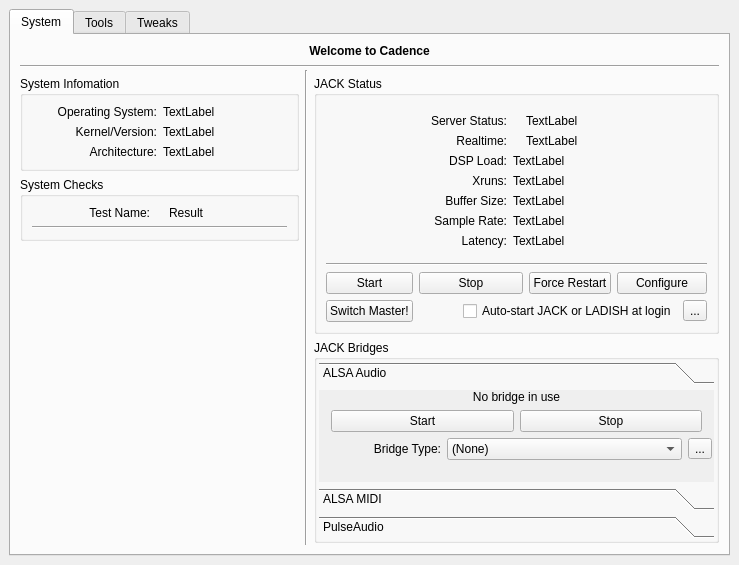
This is resources/ui/cadence.ui in falkTX/Cadence as Qt 5 draws it before an edit. The edited form follows.
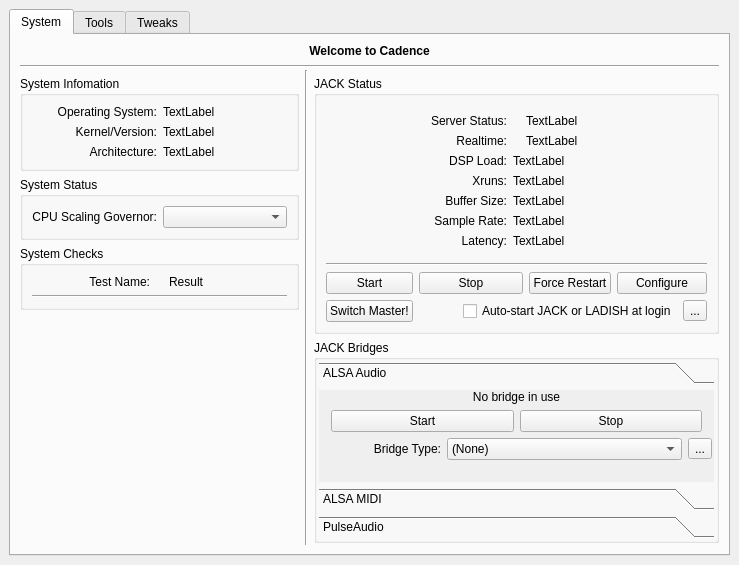
This is the edited form. Icons and pictures are not drawn. Custom widgets are drawn as their Qt base class.

Commit message: Cadence: Initial code for cpufreq support

```diff
--- a/resources/ui/cadence.ui
+++ b/resources/ui/cadence.ui
@@ -118,6 +118,28 @@
             </layout>
            </widget>
           </item>
+          <item>
+           <widget class="QGroupBox" name="groupBox_status">
+            <property name="title">
+             <string>System Status</string>
+            </property>
+            <layout class="QGridLayout" name="gridLayout_9">
+             <item row="0" column="0">
+              <widget class="QLabel" name="label_cpufreq">
+               <property name="text">
+                <string>CPU Scaling Governor:</string>
+               </property>
+               <property name="alignment">
+                <set>Qt::AlignRight|Qt::AlignTrailing|Qt::AlignVCenter</set>
+               </property>
+              </widget>
+             </item>
+             <item row="0" column="1">
+              <widget class="QComboBox" name="cb_cpufreq"/>
+             </item>
+            </layout>
+           </widget>
+          </item>
           <item>
            <widget class="QGroupBox" name="groupBox_checks">
             <property name="sizePolicy">
```
The commit also changes 1 other file.
